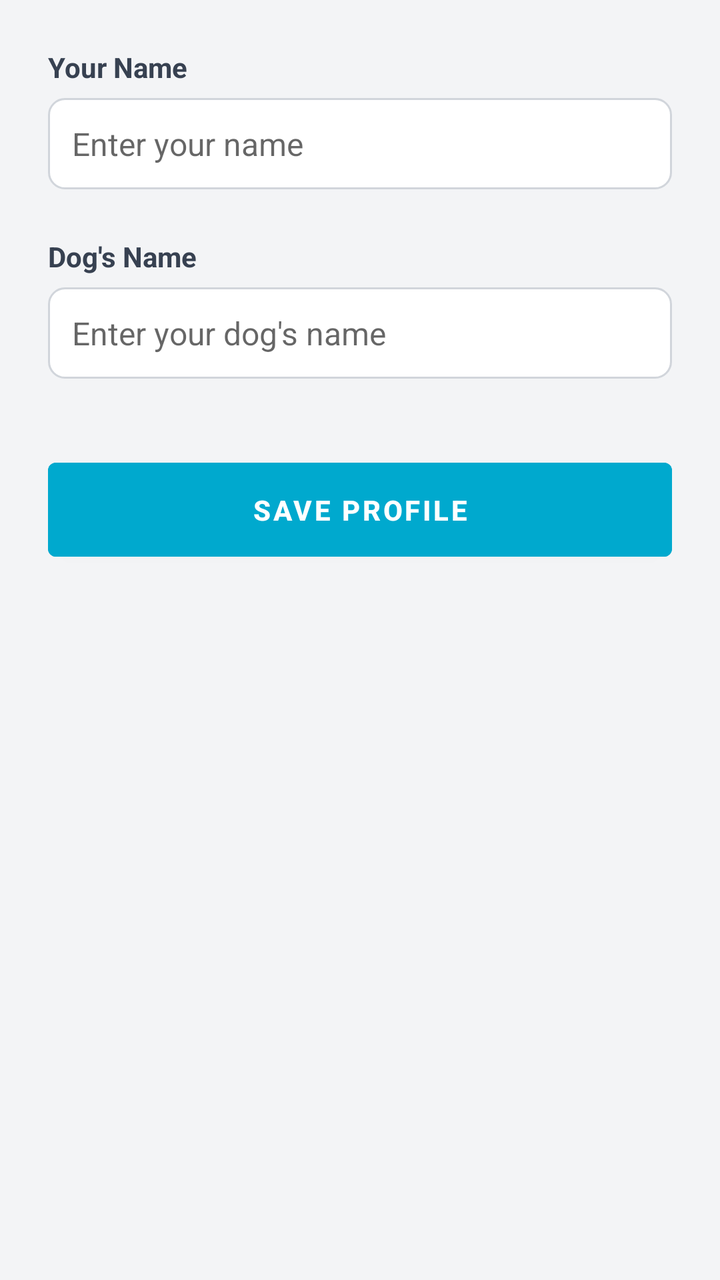
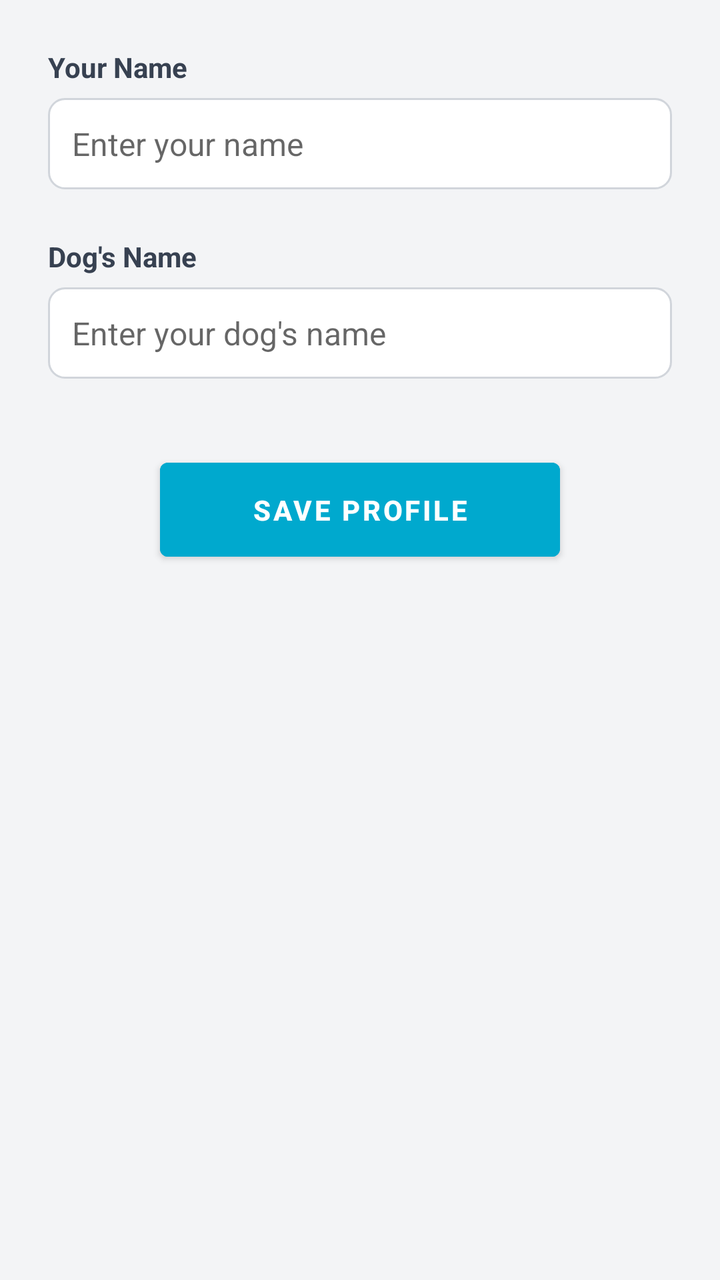

Before-and-after screenshots of an Android layout around one commit, followed by the original layout XML and the change that was made.
<!-- AndroidManifest.xml: application theme Theme.TagMobile -->
<!-- res/layout/activity_profile.xml -->
<?xml version="1.0" encoding="utf-8"?>
<LinearLayout
    xmlns:android="http://schemas.android.com/apk/res/android"
    android:layout_width="match_parent"
    android:layout_height="match_parent"
    android:orientation="vertical"
    android:background="#F3F4F6"
    android:padding="24dp">

    <TextView
        android:layout_width="wrap_content"
        android:layout_height="wrap_content"
        android:text="Your Name"
        android:textStyle="bold"
        android:textSize="14sp"
        android:textColor="#374151"
        android:layout_marginBottom="6dp" />

    <EditText
        android:id="@+id/nameInput"
        android:layout_width="match_parent"
        android:layout_height="wrap_content"
        android:hint="Enter your name"
        android:inputType="textPersonName"
        android:padding="12dp"
        android:background="@drawable/bg_input"
        android:textSize="16sp"
        android:layout_marginBottom="24dp" />

    <TextView
        android:layout_width="wrap_content"
        android:layout_height="wrap_content"
        android:text="Dog's Name"
        android:textStyle="bold"
        android:textSize="14sp"
        android:textColor="#374151"
        android:layout_marginBottom="6dp" />

    <EditText
        android:id="@+id/dogNameInput"
        android:layout_width="match_parent"
        android:layout_height="wrap_content"
        android:hint="Enter your dog's name"
        android:inputType="textPersonName"
        android:padding="12dp"
        android:background="@drawable/bg_input"
        android:textSize="16sp"
        android:layout_marginBottom="36dp" />

    <Button
        android:id="@+id/saveProfileBtn"
        android:layout_width="match_parent"
        android:layout_height="wrap_content"
        android:text="Save Profile"
        android:backgroundTint="#00A9CE"
        android:textColor="#FFFFFF"
        android:textStyle="bold"
        android:padding="14dp" />
</LinearLayout>
<!-- resources referenced by this layout -->
<resources>
  <!-- drawable bg_input (drawable) -->
  <?xml version="1.0" encoding="utf-8"?>
  <shape xmlns:android="http://schemas.android.com/apk/res/android">
      <solid android:color="#FFFFFF" />
      <stroke android:width="1dp" android:color="#D1D5DB" />
      <corners android:radius="8dp" />
      <padding android:left="12dp" android:top="12dp" android:right="12dp" android:bottom="12dp" />
  </shape>
  <style name="Theme.TagMobile" parent="Theme.MaterialComponents.Light.NoActionBar">
          <item name="colorPrimary">#00A9CE</item>
          <item name="colorPrimaryVariant">#0093B5</item>
          <item name="colorOnPrimary">@android:color/white</item>
          <item name="android:statusBarColor">#00A9CE</item>
          <item name="android:navigationBarColor">@android:color/white</item>
      </style>
</resources>

<!-- the commit's change to res/layout/activity_profile.xml (unified diff, before → after) -->
@@ -49,8 +49,10 @@
 
     <Button
         android:id="@+id/saveProfileBtn"
-        android:layout_width="match_parent"
+        android:layout_width="wrap_content"
         android:layout_height="wrap_content"
+        android:layout_gravity="center_horizontal"
+        android:minWidth="200dp"
         android:text="Save Profile"
         android:backgroundTint="#00A9CE"
         android:textColor="#FFFFFF"
